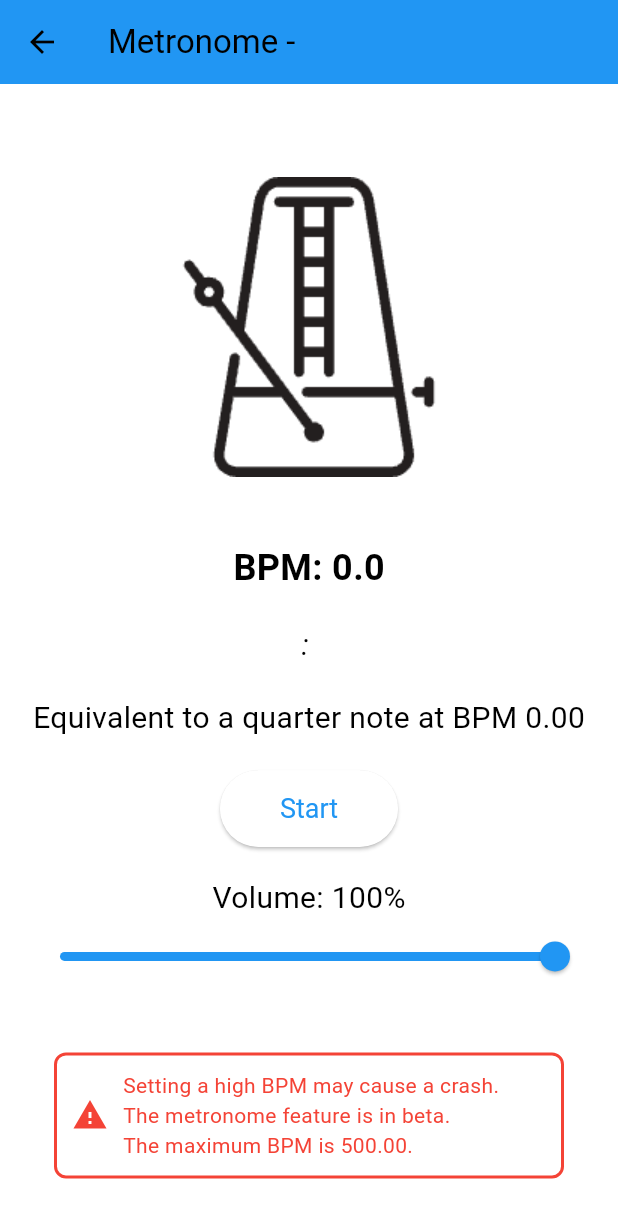
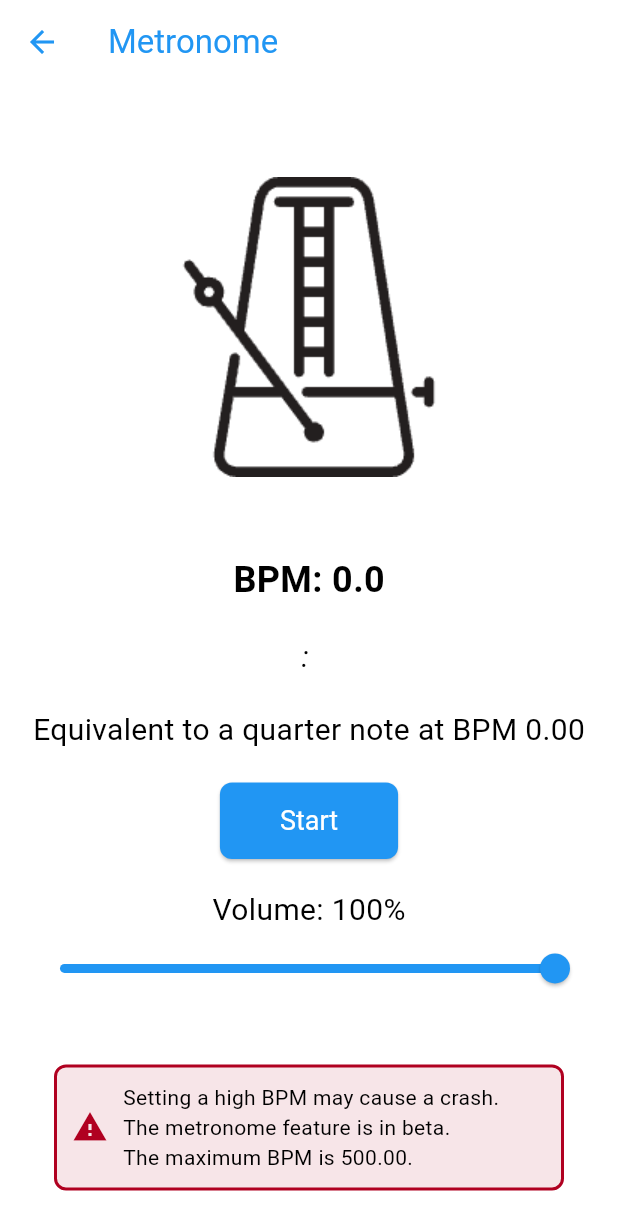
Before and after one commit to ryuya0124/musical_note_calculator, a Flutter app: the MetronomePage screen opened directly with empty values, on a phone screen of 412 x 824 dp. Shown: the top 1230 px of the screen. Run offline on Flutter 3.47's test engine with Material 3 defaults, Android fonts, the phone set to English and light mode, and no system bars; drawn by our look-alikes of dynamic_color; our stand-ins replace shared_preferences; missing offline and left inert: metronome; accounts and stored records are empty; generated files the repository leaves out were written again; statements that could not run were skipped.

Commit message:
メトロノームページのテーマ対応と関数分離を進めた

```diff
--- a/lib/Page/metronome_page.dart
+++ b/lib/Page/metronome_page.dart
@@ -5,6 +5,7 @@ import 'package:metronome/metronome.dart';
 import '../Notes.dart';
 import 'package:intl/intl.dart';
 import 'package:dynamic_color/dynamic_color.dart';
+import '../UI/app_bar.dart';
 
 class MetronomePage extends StatefulWidget {
   final double bpm;
@@ -19,6 +20,7 @@ class MetronomePage extends StatefulWidget {
 
 class _MetronomePageState extends State<MetronomePage> with WidgetsBindingObserver {
 
+  final _selectedIndex = 3;
   bool isPlaying = false;
   late Duration interval;
   late String note;
@@ -146,52 +148,118 @@ class _MetronomePageState extends State<MetronomePage> with WidgetsBindingObserv
 
   @override
   Widget build(BuildContext context) {
-    final appBarColor = Theme.of(context).primaryColor;
-    final titleTextStyle = Theme.of(context).textTheme.titleLarge;
-
-    // 画面の高さを取得
     final screenHeight = MediaQuery.of(context).size.height;
 
     return Scaffold(
-      appBar: buildAppBar(context, appBarColor, titleTextStyle),
+      appBar: AppBarWidget(selectedIndex: _selectedIndex),
       body: Center(
-        child: SingleChildScrollView(  // 画面が小さくてもスクロールできるように変更
+        child: SingleChildScrollView(
           child: Padding(
-            padding: const EdgeInsets.symmetric(horizontal: 16.0),  // 横の余白を調整
+            padding: const EdgeInsets.symmetric(horizontal: 16.0),
             child: Column(
               mainAxisAlignment: MainAxisAlignment.center,
               children: [
-                // アイコンのアニメーションを追加
-                AnimatedSwitcher(
-                  duration: const Duration(milliseconds: 100), // アニメーションの速度
+                buildAnimatedIcon(screenHeight, context),
+                const SizedBox(height: 20),
+                buildBpmDisplay(context),
+                const SizedBox(height: 20),
+                buildNoteDisplay(context),
+                const SizedBox(height: 20),
+                buildQuarterNoteEquivalent(context),
+                const SizedBox(height: 20),
+                buildToggleButton(context),
+                const SizedBox(height: 20),
+                buildVolumeBar(context),
+                const SizedBox(height: 20),
+                buildWarningSection(context),
+              ],
+            ),
+          ),
+        ),
+      ),
+    );
+  }
+
+  Widget buildAnimatedIcon(double screenHeight, BuildContext context) {
+    final colorScheme = Theme.of(context).colorScheme;
+    final isDarkMode = colorScheme.brightness == Brightness.dark;
+
+    return AnimatedSwitcher(
+      duration: const Duration(milliseconds: 100),
+      child: ColorFiltered(
+        colorFilter: isDarkMode
+            ? const ColorFilter.matrix([
+          -1,  0,  0,  0, 255, // 赤の反転
+          0, -1,  0,  0, 255, // 緑の反転
+          0,  0, -1,  0, 255, // 青の反転
+          0,  0,  0,  1,   0, // アルファはそのまま
+        ])
+            : const ColorFilter.mode(
+            Colors.transparent, BlendMode.dst), // 反転なし
+        child: Container(
+          decoration: BoxDecoration(
+            color: colorScheme.surface, // 背景色をテーマに合わせる
+            borderRadius: BorderRadius.circular(8), // 角を丸く調整
+          ),
+          padding: const EdgeInsets.all(8.0), // アイコン周りの余白を追加
           child: Image.asset(
             metronomeIcon,
             key: ValueKey<String>(metronomeIcon),
-                    height: screenHeight * 0.3, // 高さは画面の30%に調整
+            height: screenHeight * 0.3,
             gaplessPlayback: true,
           ),
         ),
-                const SizedBox(height: 20),
-                // BPM表示
-                Text(
+      ),
+    );
+  }
+
+
+  Widget buildBpmDisplay(BuildContext context) {
+    final colorScheme = Theme.of(context).colorScheme;
+
+    return Text(
       '${AppLocalizations.of(context)!.bpm}: ${widget.bpm}',
-                  style: const TextStyle(fontSize: 24, fontWeight: FontWeight.bold),
+      style: TextStyle(
+        fontSize: 24,
+        fontWeight: FontWeight.bold,
+        color: colorScheme.onBackground, // 背景に適したテキスト色
       ),
-                const SizedBox(height: 20),
-                // ノート表示
-                Text(
+    );
+  }
+
+  Widget buildNoteDisplay(BuildContext context) {
+    final colorScheme = Theme.of(context).colorScheme;
+
+    return Text(
       '${getLocalizedText(note, context)}: $intervalTime',
-                  style: const TextStyle(fontSize: 20, fontStyle: FontStyle.italic),
+      style: TextStyle(
+        fontSize: 20,
+        fontStyle: FontStyle.italic,
+        color: colorScheme.onSurfaceVariant, // 補助的な色で調整
       ),
-                const SizedBox(height: 20),
-                // 実質BPM表示
-                Text(
-                  AppLocalizations.of(context)!.quarterNoteEquivalent(convertNoteDurationToBPM(widget.bpm, note).toStringAsFixed(2)),
-                  style: const TextStyle(fontSize: 20),
+    );
+  }
+
+
+  Widget buildQuarterNoteEquivalent(BuildContext context) {
+    final colorScheme = Theme.of(context).colorScheme;
+
+    return Text(
+      AppLocalizations.of(context)!.quarterNoteEquivalent(
+        convertNoteDurationToBPM(widget.bpm, note).toStringAsFixed(2),
       ),
-                const SizedBox(height: 20),
-                // メトロノームの開始/停止ボタン
-                ElevatedButton(
+      style: TextStyle(
+        fontSize: 20,
+        color: colorScheme.onBackground, // 背景に適したテキスト色
+      ),
+    );
+  }
+
+
+  Widget buildToggleButton(BuildContext context) {
+    final colorScheme = Theme.of(context).colorScheme;
+
+    return ElevatedButton(
       onPressed: toggleMetronome,
       child: Text(
         isPlaying
@@ -201,40 +269,44 @@ class _MetronomePageState extends State<MetronomePage> with WidgetsBindingObserv
       style: ElevatedButton.styleFrom(
         padding: const EdgeInsets.symmetric(vertical: 15.0, horizontal: 40.0),
         textStyle: const TextStyle(fontSize: 18),
-                  ),
-                ),
-                const SizedBox(height: 20),
-                // ボリュームスライダー
-                volumeBar(),
-                const SizedBox(height: 20),
-                // 注釈セクション
-                buildWarningSection(context),
-              ],
-            ),
-          ),
+        backgroundColor: isPlaying
+            ? colorScheme.error // 再生中はエラー色（例: 赤）
+            : colorScheme.primary, // 停止中はプライマリ色（例: 青）
+        foregroundColor: colorScheme.onPrimary, // テキスト色（プライマリ色に対する適切な色）
+        shape: RoundedRectangleBorder(
+          borderRadius: BorderRadius.circular(8.0), // ボタンの角を丸く
         ),
       ),
     );
   }
+
   // 注釈セクションを関数で定義
   Widget buildWarningSection(BuildContext context) {
+    final colorScheme = Theme.of(context).colorScheme;
+
+    // 背景色を調整（テーマのエラー色を薄くする）
+    final adjustedBackgroundColor = colorScheme.error.withOpacity(0.1);
+
     return Padding(
       padding: const EdgeInsets.only(top: 20, left: 20, right: 20),
       child: Container(
         padding: EdgeInsets.all(10),
         decoration: BoxDecoration(
-          border: Border.all(color: Colors.red, width: 2),
+          border: Border.all(color: colorScheme.error, width: 2), // ボーダー色はそのままエラー色
           borderRadius: BorderRadius.circular(8),
-          color: Colors.white,
+          color: adjustedBackgroundColor, // 薄くした背景色
         ),
         child: Row(
           children: [
-            Icon(Icons.warning, color: Colors.red),
+            Icon(Icons.warning, color: colorScheme.error), // アイコン色
             SizedBox(width: 10),
             Expanded(
               child: Text(
                 AppLocalizations.of(context)!.warningMessage(maxBpm.toStringAsFixed(2)),
-                style: TextStyle(color: Colors.red, fontSize: 14),
+                style: TextStyle(
+                  color: colorScheme.onSurface, // 読みやすいテキスト色
+                  fontSize: 14,
+                ),
               ),
             ),
           ],
@@ -243,12 +315,17 @@ class _MetronomePageState extends State<MetronomePage> with WidgetsBindingObserv
     );
   }
 
-  Widget volumeBar() {
+  Widget buildVolumeBar(BuildContext context) {
+    final colorScheme = Theme.of(context).colorScheme;
+
     return Column(
       children: [
         Text(
           'Volume: $vol%',
-          style: const TextStyle(fontSize: 20),
+          style: TextStyle(
+            fontSize: 20,
+            color: colorScheme.onSurface, // テーマに基づくテキストカラー
+          ),
         ),
         Slider(
           value: vol.toDouble(),
@@ -259,27 +336,13 @@ class _MetronomePageState extends State<MetronomePage> with WidgetsBindingObserv
             setState(() {
               vol = val.toInt();
             });
-            metronome.setVolume(vol);  // 音量を即時に反映させる
+            metronome.setVolume(vol); // 音量を即時に反映させる
           },
+          activeColor: colorScheme.primary, // スライダーのアクティブ部分の色
+          inactiveColor: colorScheme.onSurface.withOpacity(0.3), // スライダーの非アクティブ部分の色
+          thumbColor: colorScheme.primary, // スライダーのサム（つまみ）の色
         ),
       ],
-    );
-  }
-
-  AppBar buildAppBar(BuildContext context, Color appBarColor, TextStyle? titleTextStyle) {
-    return AppBar(
-      backgroundColor: appBarColor,
-      title: Text(
-        AppLocalizations.of(context)!.metronome + ' - ' + AppLocalizations.of(context)!.getTranslation(widget.note),
-        style: titleTextStyle,
-      ),
-      leading: IconButton(
-        icon: Icon(Icons.arrow_back),
-        onPressed: () {
-          Navigator.pop(context);
-        },
-        color: titleTextStyle?.color,
-      ),
     );
   }
 
--- a/lib/Page/note_page.dart
+++ b/lib/Page/note_page.dart
@@ -85,7 +85,7 @@ class _NotePageState extends State<NotePage> {
     });
 
     // 選択されたインデックスに応じてページ遷移
-    if (index == 0) {  // NotePage のタブ
+    if (index == 0) {  // HomePage のタブ
       Navigator.push(
         context,
         PageRouteBuilder(
--- a/lib/Page/settings_page.dart
+++ b/lib/Page/settings_page.dart
@@ -7,7 +7,7 @@ import 'package:flutter_gen/gen_l10n/app_localizations.dart';
 import 'package:musical_note_calculator/extensions/app_localizations_extension.dart';
 
 class SettingsPage extends StatelessWidget {
-  final int _selectedIndex = 10;
+  final int _selectedIndex = 4;
 
   @override
   Widget build(BuildContext context) {
--- a/lib/UI/app_bar.dart
+++ b/lib/UI/app_bar.dart
@@ -6,9 +6,9 @@ class AppBarWidget extends StatelessWidget implements PreferredSizeWidget {
   final int selectedIndex;
 
   const AppBarWidget({
-    Key? key,
+    super.key,
     required this.selectedIndex,
-  }) : super(key: key);
+  });
 
   @override
   Size get preferredSize => Size.fromHeight(kToolbarHeight);
@@ -18,7 +18,9 @@ class AppBarWidget extends StatelessWidget implements PreferredSizeWidget {
     List<String> tabNames = [
       AppLocalizations.of(context)!.note_spacing,
       AppLocalizations.of(context)!.note_count,
-      AppLocalizations.of(context)!.calculator
+      AppLocalizations.of(context)!.calculator,
+      AppLocalizations.of(context)!.metronome,
+      AppLocalizations.of(context)!.settings
     ];
 
     final colorScheme = Theme.of(context).colorScheme;
@@ -28,7 +30,7 @@ class AppBarWidget extends StatelessWidget implements PreferredSizeWidget {
     final tabTextColor = colorScheme.onSurface; // タブ名のテキスト色
 
     // 設定画面以外
-    if (selectedIndex != 10) {
+    if (selectedIndex != 3 && selectedIndex != 4) {
       return AppBar(
         automaticallyImplyLeading: false,
         backgroundColor: colorScheme.onPrimary, // 背景色をテーマの onPrimary に
@@ -66,12 +68,12 @@ class AppBarWidget extends StatelessWidget implements PreferredSizeWidget {
         ],
       );
     } else {
-      // 設定画面
+      // 設定またはメトロノーム画面
       return AppBar(
         backgroundColor: colorScheme.onPrimary, // 背景色をテーマの onPrimary に
         foregroundColor: colorScheme.primary, // アイコンの色をテーマの primary に
         title: Text(
-          AppLocalizations.of(context)!.settings,
+          tabNames[selectedIndex], // 現在のタブ名を表示
           style: Theme.of(context)
               .textTheme
               .titleLarge
```
Lines whose indentation alone changed are shown as unchanged.
